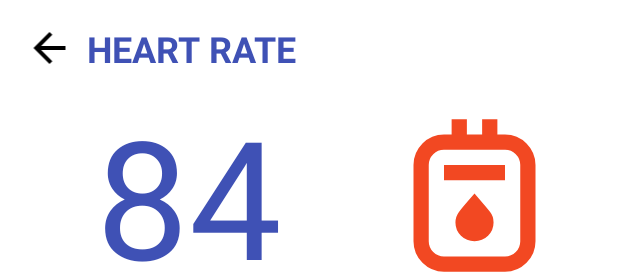
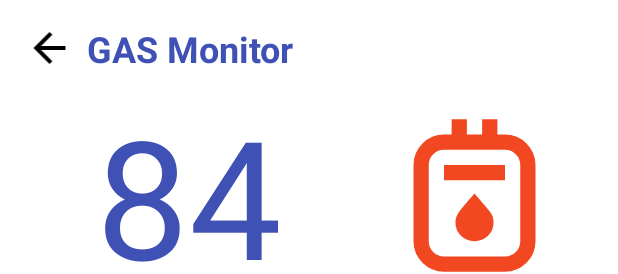
Before and after one commit to TuanAnhSatoh/Gas, an Android app: the layout fragment_gas.xml on its own in the app's theme, with its tools: preview values and no code run, on a phone screen of 412 x 824 dp. Shown: the top 274 px of the screen. Run offline under Robolectric (Android 15) with nearby library versions, the phone set to English and light mode, and no system bars; plain views replace LineChart.

Commit message:
Update strings.xml

```diff
--- a/app/src/main/res/values/strings.xml
+++ b/app/src/main/res/values/strings.xml
@@ -47,7 +47,7 @@
     <string name="google_logo">Google logo</string>
     <string name="dashboard">DASHBOARD</string>
     <string name="good_morning">Good Morning</string>
-    <string name="heart_rate">HEART RATE</string>
+    <string name="heart_rate">GAS Monitor</string>
     <string name="oxygen_level">OXYGEN</string>
     <string name="ecg">ECG</string>
     <string name="weight">WEIGHT</string>
```
